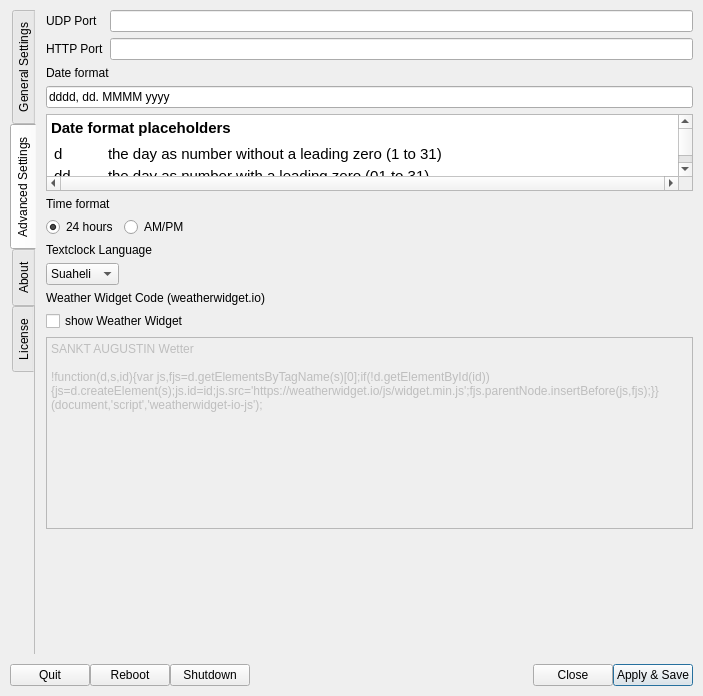
Qt form settings.ui (saschaludwig/OnAirScreen) before a commit.
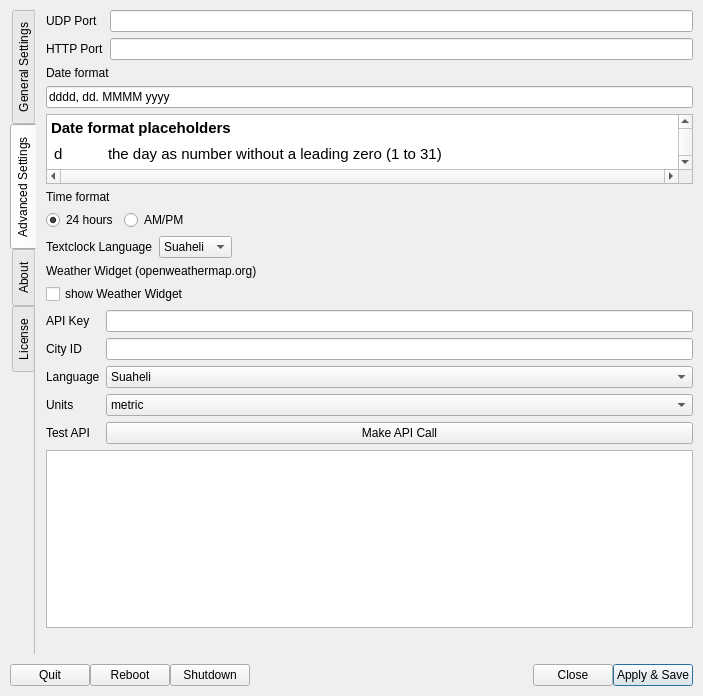
The same form after that commit. The open tabs and pages were chosen to show the change. Icons and pictures are not drawn.

Commit message: added openweathermap settings and basic functions

```diff
--- a/settings.ui
+++ b/settings.ui
@@ -124,7 +124,7 @@
       <enum>QTabWidget::West</enum>
      </property>
      <property name="currentIndex">
-      <number>0</number>
+      <number>1</number>
      </property>
      <property name="documentMode">
       <bool>true</bool>
@@ -1294,87 +1294,6 @@
        <property name="bottomMargin">
         <number>0</number>
        </property>
-       <item row="0" column="0">
-        <layout class="QFormLayout" name="formLayout">
-         <property name="formAlignment">
-          <set>Qt::AlignLeading|Qt::AlignLeft|Qt::AlignTop</set>
-         </property>
-         <item row="0" column="0">
-          <widget class="QLabel" name="label_4">
-           <property name="text">
-            <string>UDP Port</string>
-           </property>
-          </widget>
-         </item>
-         <item row="0" column="1">
-          <widget class="QLineEdit" name="udpport">
-           <property name="sizePolicy">
-            <sizepolicy hsizetype="Minimum" vsizetype="Fixed">
-             <horstretch>0</horstretch>
-             <verstretch>0</verstretch>
-            </sizepolicy>
-           </property>
-           <property name="minimumSize">
-            <size>
-             <width>0</width>
-             <height>0</height>
-            </size>
-           </property>
-          </widget>
-         </item>
-         <item row="1" column="0">
-          <widget class="QLabel" name="label_12">
-           <property name="text">
-            <string>HTTP Port</string>
-           </property>
-          </widget>
-         </item>
-         <item row="1" column="1">
-          <widget class="QLineEdit" name="httpport"/>
-         </item>
-        </layout>
-       </item>
-       <item row="4" column="0">
-        <layout class="QVBoxLayout" name="verticalLayout_16">
-         <item>
-          <widget class="QLabel" name="label_15">
-           <property name="text">
-            <string>Textclock Language</string>
-           </property>
-          </widget>
-         </item>
-         <item>
-          <widget class="QComboBox" name="textClockLanguage">
-           <property name="sizePolicy">
-            <sizepolicy hsizetype="Maximum" vsizetype="Fixed">
-             <horstretch>0</horstretch>
-             <verstretch>0</verstretch>
-            </sizepolicy>
-           </property>
-           <item>
-            <property name="text">
-             <string>Suaheli</string>
-            </property>
-           </item>
-           <item>
-            <property name="text">
-             <string>English</string>
-            </property>
-           </item>
-           <item>
-            <property name="text">
-             <string>German</string>
-            </property>
-           </item>
-           <item>
-            <property name="text">
-             <string>French</string>
-            </property>
-           </item>
-          </widget>
-         </item>
-        </layout>
-       </item>
        <item row="1" column="0">
         <layout class="QVBoxLayout" name="verticalLayout_15">
          <item>
@@ -1464,7 +1383,7 @@
          </item>
         </layout>
        </item>
-       <item row="6" column="0">
+       <item row="7" column="0">
         <spacer name="verticalSpacer">
          <property name="orientation">
           <enum>Qt::Vertical</enum>
@@ -1515,35 +1434,209 @@
          </item>
         </layout>
        </item>
-       <item row="5" column="0">
+       <item row="6" column="0">
         <layout class="QVBoxLayout" name="verticalLayout_18">
          <item>
           <widget class="QLabel" name="label_13">
            <property name="text">
-            <string>Weather Widget Code (weatherwidget.io)</string>
+            <string>Weather Widget (openweathermap.org)</string>
            </property>
           </widget>
          </item>
          <item>
-          <widget class="QCheckBox" name="weatherWidgetEnabled">
+          <widget class="QCheckBox" name="owmWidgetEnabled">
            <property name="text">
             <string>show Weather Widget</string>
            </property>
           </widget>
          </item>
          <item>
-          <widget class="QPlainTextEdit" name="weatherWidgetCode">
-           <property name="enabled">
-            <bool>false</bool>
+          <layout class="QFormLayout" name="owmLayout">
+           <property name="labelAlignment">
+            <set>Qt::AlignLeading|Qt::AlignLeft|Qt::AlignVCenter</set>
            </property>
-           <property name="plainText">
-            <string>&lt;a class=&quot;weatherwidget-io&quot; href=&quot;https://forecast7.com/de/50d777d19/sankt-augustin/&quot; data-label_1=&quot;SANKT AUGUSTIN&quot; data-label_2=&quot;Wetter&quot; data-mode=&quot;Current&quot; data-days=&quot;3&quot; data-theme=&quot;weather_one&quot; &gt;SANKT AUGUSTIN Wetter&lt;/a&gt;
-&lt;script&gt;
-!function(d,s,id){var js,fjs=d.getElementsByTagName(s)[0];if(!d.getElementById(id)){js=d.createElement(s);js.id=id;js.src='https://weatherwidget.io/js/widget.min.js';fjs.parentNode.insertBefore(js,fjs);}}(document,'script','weatherwidget-io-js');
-&lt;/script&gt;</string>
+           <property name="formAlignment">
+            <set>Qt::AlignLeading|Qt::AlignLeft|Qt::AlignTop</set>
            </property>
+           <item row="0" column="0">
+            <widget class="QLabel" name="label_14">
+             <property name="text">
+              <string>API Key</string>
+             </property>
+            </widget>
+           </item>
+           <item row="0" column="1">
+            <widget class="QLineEdit" name="owmAPIKey">
+             <property name="minimumSize">
+              <size>
+               <width>300</width>
+               <height>0</height>
+              </size>
+             </property>
+             <property name="text">
+              <string/>
+             </property>
+            </widget>
+           </item>
+           <item row="1" column="0">
+            <widget class="QLabel" name="label_23">
+             <property name="text">
+              <string>City ID</string>
+             </property>
+            </widget>
+           </item>
+           <item row="1" column="1">
+            <widget class="QLineEdit" name="owmCityID"/>
+           </item>
+           <item row="2" column="0">
+            <widget class="QLabel" name="label_24">
+             <property name="text">
+              <string>Language</string>
+             </property>
+            </widget>
+           </item>
+           <item row="2" column="1">
+            <widget class="QComboBox" name="owmLanguage">
+             <item>
+              <property name="text">
+               <string>Suaheli</string>
+              </property>
+             </item>
+            </widget>
+           </item>
+           <item row="4" column="1">
+            <widget class="QPushButton" name="owmTestAPI">
+             <property name="text">
+              <string>Make API Call</string>
+             </property>
+            </widget>
+           </item>
+           <item row="4" column="0">
+            <widget class="QLabel" name="label_25">
+             <property name="text">
+              <string>Test API</string>
+             </property>
+            </widget>
+           </item>
+           <item row="3" column="0">
+            <widget class="QLabel" name="label_26">
+             <property name="text">
+              <string>Units</string>
+             </property>
+            </widget>
+           </item>
+           <item row="3" column="1">
+            <widget class="QComboBox" name="owmUnit">
+             <item>
+              <property name="text">
+               <string>metric</string>
+              </property>
+             </item>
+            </widget>
+           </item>
+          </layout>
+         </item>
+         <item>
+          <layout class="QVBoxLayout" name="verticalLayout_19">
+           <item>
+            <widget class="QPlainTextEdit" name="owmTestOutput"/>
+           </item>
+          </layout>
+         </item>
+        </layout>
+       </item>
+       <item row="5" column="0">
+        <layout class="QVBoxLayout" name="verticalLayout_16">
+         <item>
+          <layout class="QFormLayout" name="formLayout_2">
+           <property name="labelAlignment">
+            <set>Qt::AlignLeading|Qt::AlignLeft|Qt::AlignVCenter</set>
+           </property>
+           <property name="formAlignment">
+            <set>Qt::AlignLeading|Qt::AlignLeft|Qt::AlignTop</set>
+           </property>
+           <item row="0" column="0">
+            <widget class="QLabel" name="label_15">
+             <property name="text">
+              <string>Textclock Language</string>
+             </property>
+            </widget>
+           </item>
+           <item row="0" column="1">
+            <widget class="QComboBox" name="textClockLanguage">
+             <property name="sizePolicy">
+              <sizepolicy hsizetype="Maximum" vsizetype="Fixed">
+               <horstretch>0</horstretch>
+               <verstretch>0</verstretch>
+              </sizepolicy>
+             </property>
+             <item>
+              <property name="text">
+               <string>Suaheli</string>
+              </property>
+             </item>
+             <item>
+              <property name="text">
+               <string>English</string>
+              </property>
+             </item>
+             <item>
+              <property name="text">
+               <string>German</string>
+              </property>
+             </item>
+             <item>
+              <property name="text">
+               <string>French</string>
+              </property>
+             </item>
+            </widget>
+           </item>
+          </layout>
+         </item>
+        </layout>
+       </item>
+       <item row="0" column="0">
+        <layout class="QFormLayout" name="formLayout">
+         <property name="labelAlignment">
+          <set>Qt::AlignLeading|Qt::AlignLeft|Qt::AlignVCenter</set>
+         </property>
+         <property name="formAlignment">
+          <set>Qt::AlignLeading|Qt::AlignLeft|Qt::AlignTop</set>
+         </property>
+         <item row="0" column="0">
+          <widget class="QLabel" name="label_4">
+           <property name="text">
+            <string>UDP Port</string>
+           </property>
           </widget>
          </item>
+         <item row="0" column="1">
+          <widget class="QLineEdit" name="udpport">
+           <property name="sizePolicy">
+            <sizepolicy hsizetype="Minimum" vsizetype="Fixed">
+             <horstretch>0</horstretch>
+             <verstretch>0</verstretch>
+            </sizepolicy>
+           </property>
+           <property name="minimumSize">
+            <size>
+             <width>0</width>
+             <height>0</height>
+            </size>
+           </property>
+          </widget>
+         </item>
+         <item row="1" column="0">
+          <widget class="QLabel" name="label_12">
+           <property name="text">
+            <string>HTTP Port</string>
+           </property>
+          </widget>
+         </item>
+         <item row="1" column="1">
+          <widget class="QLineEdit" name="httpport"/>
+         </item>
         </layout>
        </item>
       </layout>
```
Left out of the diff: 92 changed lines with no effect on the pictures. The commit also changes 3 other files.
